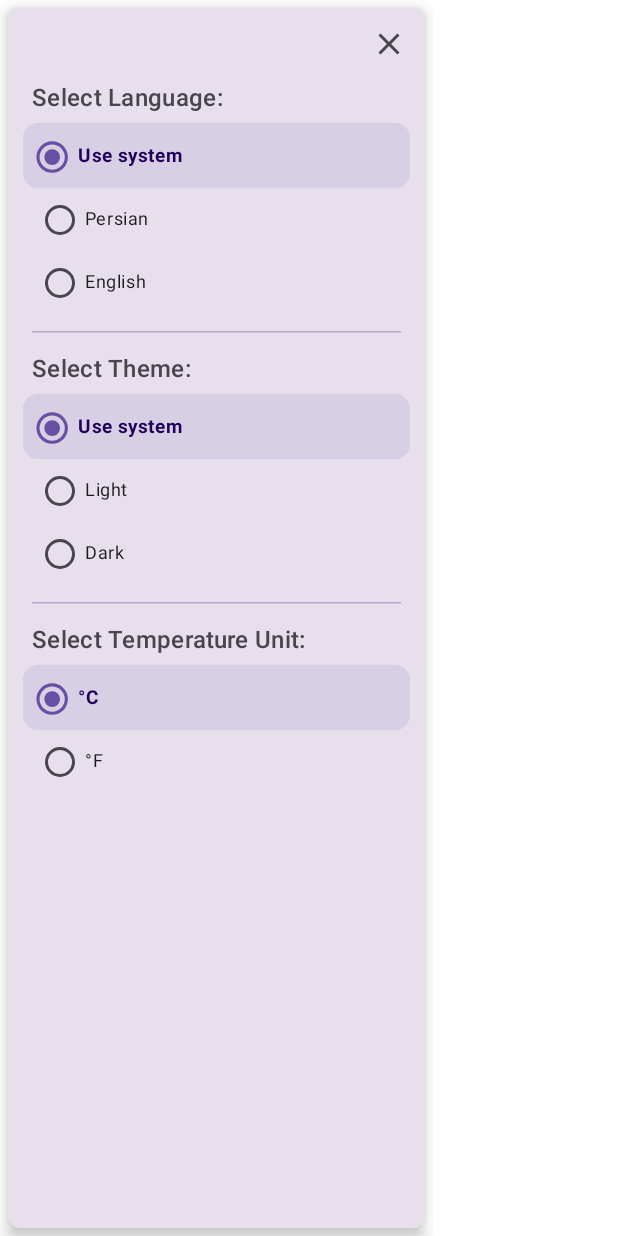
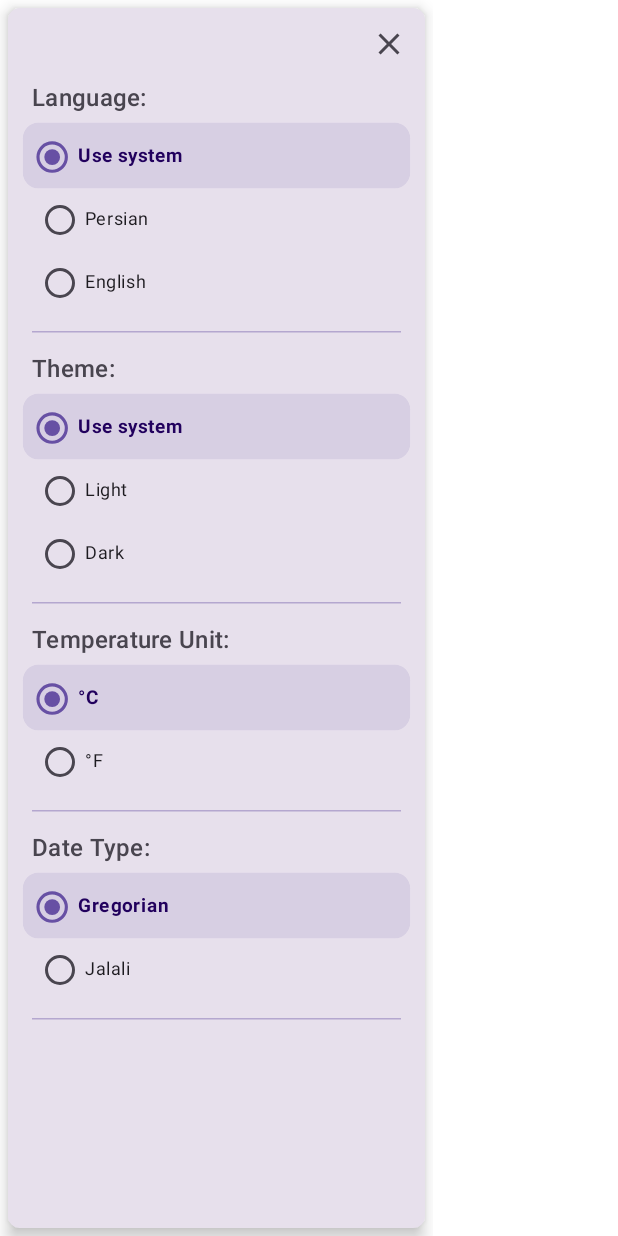
Before and after one commit to HamedMahmoodi/WeatherVision, an Android app built with Jetpack Compose: the @Preview function WeatherDrawerContentPreview, on a phone screen of 412 x 824 dp. Run offline under Robolectric (Android 15) with nearby library versions, the phone set to English and light mode, and no system bars; libraries missing offline, so code that uses them is left out: kotlin.random; pictures from the network do not load.

Commit message:
change date type

```diff
--- a/app/build.gradle.kts
+++ b/app/build.gradle.kts
@@ -77,6 +77,8 @@ dependencies {
     implementation(libs.lottie.compose)
     implementation(libs.life.runtime.compose)
     implementation(libs.androidx.appcompat)
+    //noinspection UseTomlInstead
+    implementation("ir.huri:JalaliCalendar:1.3.3")
     testImplementation(libs.junit)
     androidTestImplementation(libs.androidx.junit)
     androidTestImplementation(libs.androidx.espresso.core)
--- a/app/src/main/java/ir/hamedmahmoodi/weathervision/ui/weather/ContentNavDrawer.kt
+++ b/app/src/main/java/ir/hamedmahmoodi/weathervision/ui/weather/ContentNavDrawer.kt
@@ -19,3 +19,8 @@ enum class TemperatureUnit(@StringRes val labelRes: Int){
     CELSIUS(R.string.unit_celsius),
     FAHRENHEIT(R.string.unit_fahrenheit)
 }
+
+enum class DateType(@StringRes val labelRes: Int) {
+    GREGORIAN(R.string.type_gregorian),
+    JALALI(R.string.type_jalali)
+}
--- a/app/src/main/java/ir/hamedmahmoodi/weathervision/ui/weather/WeatherScreen.kt
+++ b/app/src/main/java/ir/hamedmahmoodi/weathervision/ui/weather/WeatherScreen.kt
@@ -3,6 +3,7 @@ package ir.hamedmahmoodi.weathervision.ui.weather
 import android.annotation.SuppressLint
 import android.content.res.Configuration
 import androidx.annotation.DrawableRes
+import androidx.annotation.StringRes
 import androidx.compose.animation.AnimatedVisibility
 import androidx.compose.animation.animateColorAsState
 import androidx.compose.animation.core.FastOutSlowInEasing
@@ -99,7 +100,9 @@ import ir.hamedmahmoodi.weathervision.ui.weather.components.ForecastComponent
 import ir.hamedmahmoodi.weathervision.ui.weather.components.HourlyComponent
 import ir.hamedmahmoodi.weathervision.ui.weather.components.WeatherComponent
 import ir.hamedmahmoodi.weathervision.utils.CityLookupUtil
-import ir.hamedmahmoodi.weathervision.utils.DateUtil.toFormattedDate
+import ir.hamedmahmoodi.weathervision.utils.DateUtil.formatDate
+import ir.hamedmahmoodi.weathervision.utils.DateUtil.formatDay
+import ir.hamedmahmoodi.weathervision.utils.DateUtil.formatFullDate
 import ir.hamedmahmoodi.weathervision.utils.TemperatureUnitUtil
 import kotlinx.coroutines.launch
 import java.util.Locale
@@ -147,7 +150,9 @@ fun WeatherScreen(
                 selectedTheme = viewModel.selectedTheme.value,
                 onThemeSelected = { viewModel.updateTheme(it) },
                 selectedTemperatureUnit = selectUnit,
-                onTemperatureUnit = { viewModel.updateTemperatureUnit(it) }
+                onTemperatureUnit = { viewModel.updateTemperatureUnit(it) },
+                selectedDateType = viewModel.selectedDateType.value,
+                onSelectedDateType = { viewModel.updateDateType(it) }
             )
         }
     ) {
@@ -172,7 +177,11 @@ fun WeatherScreen(
                         .padding(paddingValues),
                     color = MaterialTheme.colorScheme.background
                 ) {
-                    WeatherScreenContent(uiState = uiState, viewModel = viewModel,selectedUnit = selectUnit)
+                    WeatherScreenContent(
+                        uiState = uiState,
+                        viewModel = viewModel,
+                        selectedUnit = selectUnit
+                    )
                 }
             },
         )
@@ -198,7 +207,8 @@ fun WeatherScreenContent(
         else -> {
             WeatherSuccessState(
                 uiState = uiState,
-                selectedTemperatureUnit = selectedUnit
+                selectedTemperatureUnit = selectedUnit,
+                selectedDateType = viewModel?.selectedDateType?.value ?: DateType.GREGORIAN
             )
         }
     }
@@ -249,7 +259,8 @@ private fun WeatherErrorState(
 @Composable
 private fun WeatherSuccessState(
     uiState: WeatherUiState,
-    selectedTemperatureUnit: TemperatureUnit
+    selectedTemperatureUnit: TemperatureUnit,
+    selectedDateType: DateType
 ) {
     val backgroundImage = backgroundImageForCondition(
         condition = uiState.weather?.condition,
@@ -279,7 +290,9 @@ private fun WeatherSuccessState(
                 style = MaterialTheme.typography.headlineMedium,
             )
             Text(
-                text = uiState.weather?.date?.toFormattedDate().orEmpty(),
+                text = uiState.weather?.date
+                    ?.formatFullDate(selectedDateType)
+                    .orEmpty(),
                 style = MaterialTheme.typography.bodyLarge
             )
 
@@ -311,7 +324,10 @@ private fun WeatherSuccessState(
                 text = uiState.weather?.temperature?.let { temp ->
                     stringResource(
                         id = R.string.feels_like_temperature,
-                        TemperatureUnitUtil.formatTemperature(temp.toDouble(), selectedTemperatureUnit)
+                        TemperatureUnitUtil.formatTemperature(
+                            temp.toDouble(),
+                            selectedTemperatureUnit
+                        )
                     )
                 }.orEmpty(),
                 style = MaterialTheme.typography.bodySmall
@@ -413,7 +429,8 @@ private fun WeatherSuccessState(
                 uiState.weather?.let { weather ->
                     items(weather.forecasts) { forecast ->
                         ForecastComponent(
-                            date = forecast.date,
+                            day = forecast.date.formatDay(selectedDateType),
+                            date = forecast.date.formatDate(selectedDateType),
                             icon = forecast.icon,
                             minTemp = TemperatureUnitUtil.formatTemperature(forecast.minTemp.toDouble()),
                             maxTemp = TemperatureUnitUtil.formatTemperature(forecast.maxTemp.toDouble())
@@ -683,6 +700,8 @@ fun WeatherDrawerContent(
     onThemeSelected: (ThemeOption) -> Unit,
     selectedTemperatureUnit: TemperatureUnit,
     onTemperatureUnit: (TemperatureUnit) -> Unit,
+    selectedDateType: DateType,
+    onSelectedDateType: (DateType) -> Unit,
 ) {
     Card(
         shape = RoundedCornerShape(8.dp),
@@ -712,31 +731,76 @@ fun WeatherDrawerContent(
 
             this@Card.AnimatedVisibility(
                 visible = isVisible,
-                enter = fadeIn(animationSpec = tween(700)) + slideInHorizontally(initialOffsetX = { -it }),
-                exit = fadeOut(animationSpec = tween(500)) + slideOutHorizontally(targetOffsetX = { -it })
+                enter = fadeIn(animationSpec = tween(500)) + slideInHorizontally(initialOffsetX = { -it }),
+                exit = fadeOut(animationSpec = tween(300)) + slideOutHorizontally(targetOffsetX = { -it })
             ) {
                 Column(
                     modifier = Modifier
                         .fillMaxSize()
                         .padding(top = 48.dp, start = 16.dp, end = 16.dp)
+                        .verticalScroll(rememberScrollState())
                 ) {
 
+                    DrawerItems(
+                        text = R.string.language_selection,
+                        options = LanguageOption.entries,
+                        selected = selectedLanguage,
+                        onSelected = onLanguageSelected,
+                        labelRes = { stringResource(it.labelRes) }
+                    )
+                    DrawerItems(
+                        text = R.string.theme_selection,
+                        options = ThemeOption.entries,
+                        selected = selectedTheme,
+                        onSelected = onThemeSelected,
+                        labelRes = { stringResource(it.labelRes) }
+                    )
+                    DrawerItems(
+                        text = R.string.temperature_selection,
+                        options = TemperatureUnit.entries,
+                        selected = selectedTemperatureUnit,
+                        onSelected = onTemperatureUnit,
+                        labelRes = { stringResource(it.labelRes) }
+                    )
+                    DrawerItems(
+                        text = R.string.dateType_selection,
+                        options = DateType.entries,
+                        selected = selectedDateType,
+                        onSelected = onSelectedDateType,
+                        labelRes = { stringResource(it.labelRes) }
+                    )
+
+                }
+            }
+
+        }
+    }
+}
+
+@Composable
+fun <T> DrawerItems(
+    @StringRes text: Int,
+    options: List<T>,
+    selected: T,
+    onSelected: (T) -> Unit,
+    labelRes: @Composable (T) -> String,
+) {
     Text(
-                        text = stringResource(R.string.language_selection),
+        text = stringResource(text),
         style = MaterialTheme.typography.titleMedium
     )
 
     Spacer(modifier = Modifier.height(5.dp))
 
-                    LanguageOption.entries.forEach {
+    options.forEach {
         SelectableOptionRow(
-                            text = stringResource(it.labelRes),
-                            selected = (selectedLanguage == it),
-                            onClick = { onLanguageSelected(it) },
+            text = labelRes(it),
+            selected = (selected == it),
+            onClick = { onSelected(it) },
             leading = {
                 RadioButton(
-                                    selected = (selectedLanguage == it),
-                                    onClick = { onLanguageSelected(it) },
+                    selected = (selected == it),
+                    onClick = { onSelected(it) },
                     modifier = Modifier.size(35.dp)
                 )
             }
@@ -751,65 +815,6 @@ fun WeatherDrawerContent(
     )
 
     Spacer(modifier = Modifier.height(12.dp))
-
-                    Text(
-                        text = stringResource(R.string.theme_selection),
-                        style = MaterialTheme.typography.titleMedium
-                    )
-
-                    Spacer(modifier = Modifier.height(5.dp))
-
-                    ThemeOption.entries.forEach {
-                        SelectableOptionRow(
-                            text = stringResource(it.labelRes),
-                            selected = (selectedTheme == it),
-                            onClick = { onThemeSelected(it) },
-                            leading = {
-                                RadioButton(
-                                    selected = (selectedTheme == it),
-                                    onClick = { onThemeSelected(it) },
-                                    modifier = Modifier.size(35.dp)
-                                )
-                            }
-                        )
-                    }
-
-                    Spacer(modifier = Modifier.height(12.dp))
-
-                    HorizontalDivider(
-                        color = MaterialTheme.colorScheme.primary.copy(alpha = 0.4f),
-                        thickness = 1.dp
-                    )
-
-                    Spacer(modifier = Modifier.height(12.dp))
-
-                    Text(
-                        text = stringResource(R.string.temperature_selection),
-                        style = MaterialTheme.typography.titleMedium
-                    )
-
-                    Spacer(modifier = Modifier.height(5.dp))
-
-                    TemperatureUnit.entries.forEach {
-                        SelectableOptionRow(
-                            text = stringResource(it.labelRes),
-                            selected = (selectedTemperatureUnit == it),
-                            onClick = { onTemperatureUnit(it) },
-                            leading = {
-                                RadioButton(
-                                    selected = (selectedTemperatureUnit == it),
-                                    onClick = { onTemperatureUnit(it) },
-                                    modifier = Modifier.size(35.dp)
-                                )
-                            }
-                        )
-                    }
-
-                }
-            }
-
-        }
-    }
 }
 
 @Composable
@@ -827,7 +832,9 @@ fun WeatherDrawerContentPreview() {
         selectedTheme = ThemeOption.SYSTEM,
         onThemeSelected = {},
         selectedTemperatureUnit = TemperatureUnit.CELSIUS,
-        onTemperatureUnit = {}
+        onTemperatureUnit = {},
+        selectedDateType = DateType.GREGORIAN,
+        onSelectedDateType = {}
     )
 }
 
--- a/app/src/main/res/values/strings.xml
+++ b/app/src/main/res/values/strings.xml
@@ -19,15 +19,18 @@
     <string name="unknown_error">Unknown error: %1$s</string>
     <string name="error_network">Please check your network connection and try again!</string>
     <string name="close_menu">close menu</string>
-    <string name="language_selection">Select Language:</string>
+    <string name="language_selection">Language:</string>
     <string name="lang_system">Use system</string>
     <string name="lang_persian">Persian</string>
     <string name="lang_english">English</string>
-    <string name="theme_selection">Select Theme:</string>
+    <string name="theme_selection">Theme:</string>
     <string name="theme_system">Use system</string>
     <string name="theme_light">Light</string>
     <string name="theme_dark">Dark</string>
-    <string name="temperature_selection">Select Temperature Unit:</string>
+    <string name="temperature_selection">Temperature Unit:</string>
     <string name="unit_celsius">°C</string>
     <string name="unit_fahrenheit">°F</string>
+    <string name="dateType_selection">Date Type:</string>
+    <string name="type_gregorian">Gregorian</string>
+    <string name="type_jalali">Jalali</string>
 </resources>
--- a/settings.gradle.kts
+++ b/settings.gradle.kts
@@ -16,6 +16,7 @@ dependencyResolutionManagement {
     repositories {
         google()
         mavenCentral()
+        maven(url = "https://jitpack.io")
     }
 }
 
```
Also changed, not shown: app/src/main/java/ir/hamedmahmoodi/weathervision/ui/weather/WeatherViewModel.kt (+7 -0 lines), app/src/main/java/ir/hamedmahmoodi/weathervision/ui/weather/components/ForecastComponent.kt (+10 -4 lines), app/src/main/java/ir/hamedmahmoodi/weathervision/utils/DateUtil.kt (+60 -21 lines), 1 other file. Lines whose indentation alone changed are shown as unchanged.
